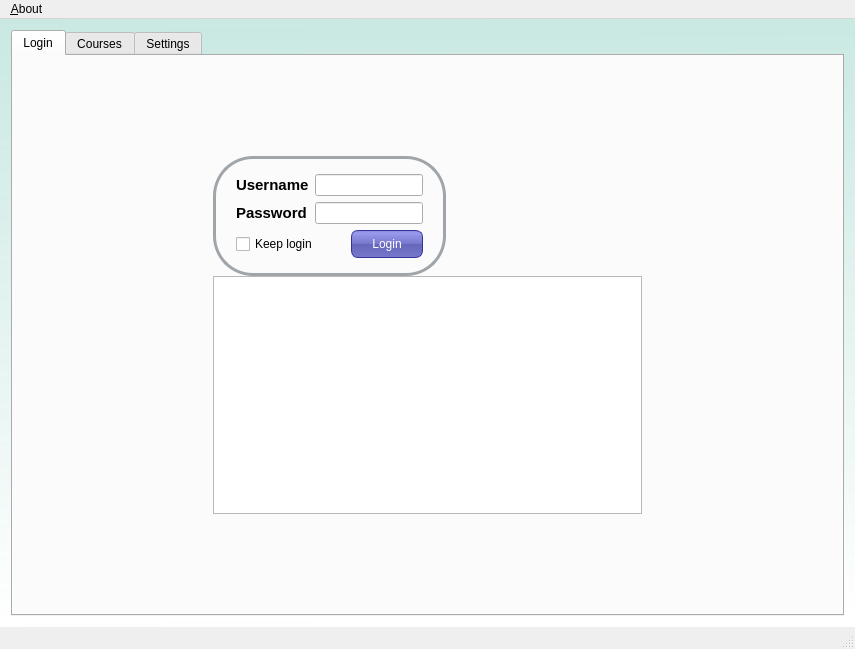
Above: main/mainscreen.ui from liranbg/JCEaverageCalculator before the change. Below: the same form after it.
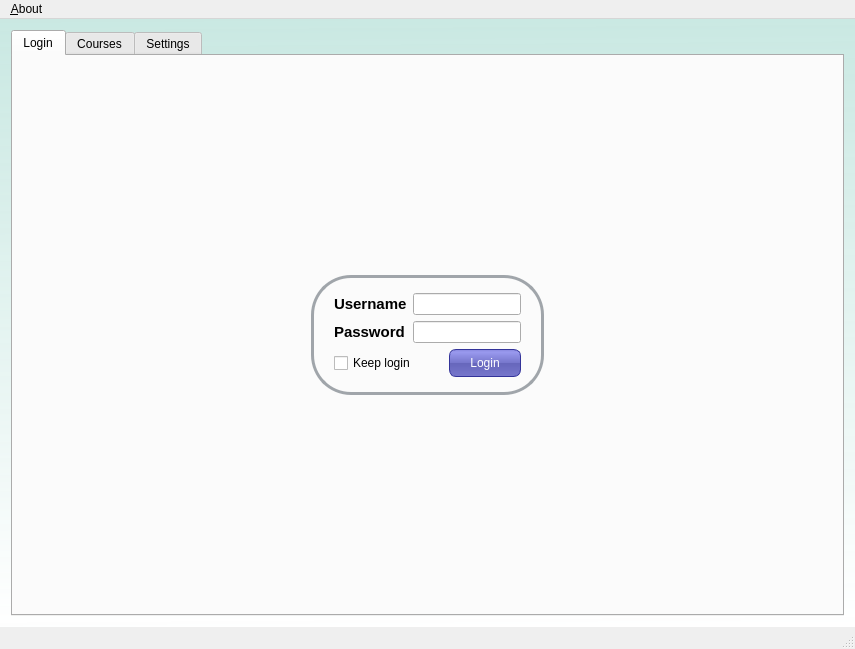
That is the form after the change. Icons and pictures are not drawn.

What changed in the file:
```diff
--- a/main/mainscreen.ui
+++ b/main/mainscreen.ui
@@ -293,9 +293,6 @@
           </layout>
          </widget>
         </item>
-        <item row="1" column="0">
-         <widget class="QTextEdit" name="textEdit"/>
-        </item>
        </layout>
       </widget>
       <widget class="QWidget" name="CoursesTab">
```
Left out of the diff: 22 changed lines with no effect on the pictures.
